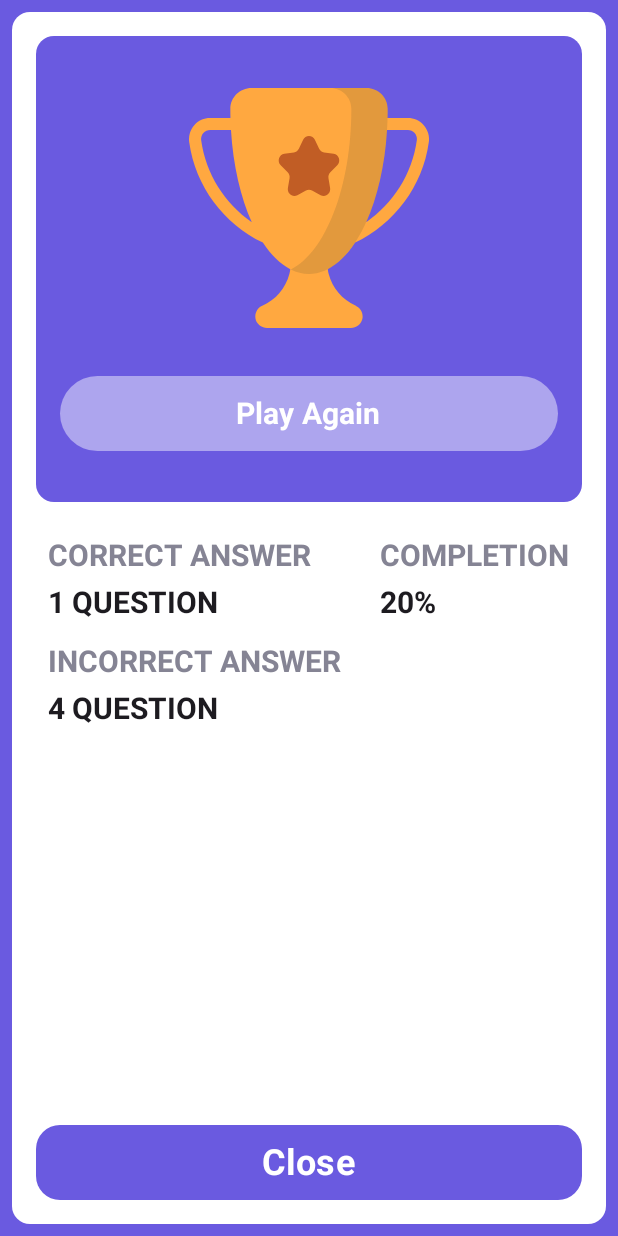
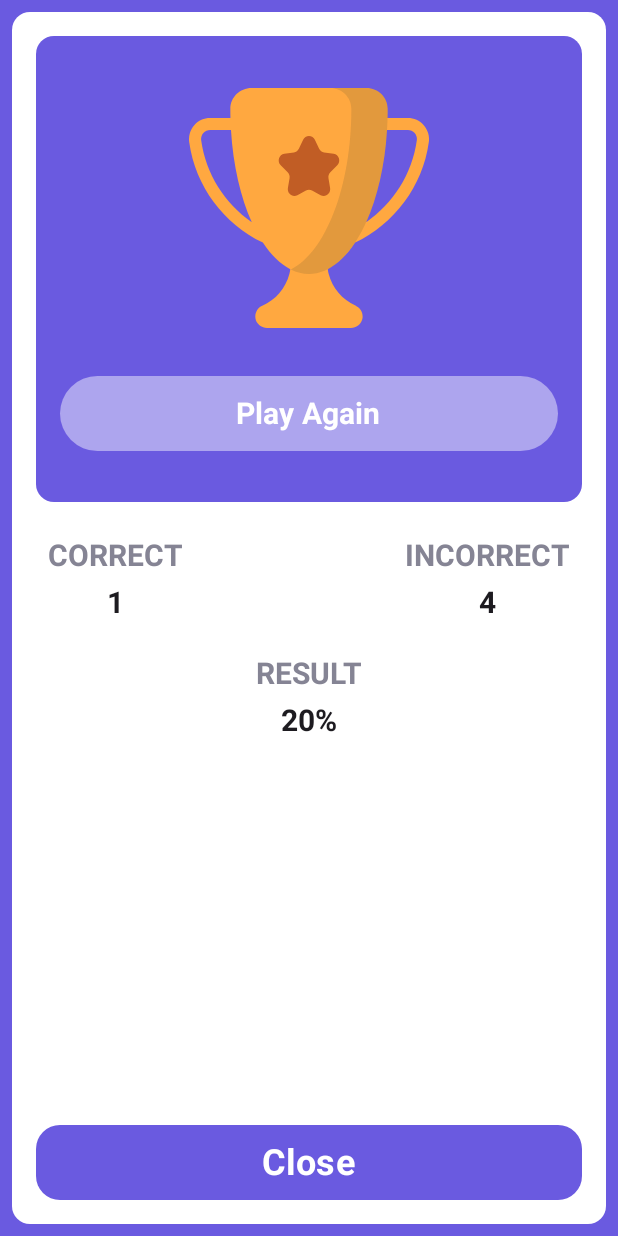
Before and after one commit to harijoshi07/Quizzle, an Android app built with Jetpack Compose: the @Preview function QuizResultScreenPreview, on a phone screen of 412 x 824 dp. Run offline under Robolectric (Android 15) with nearby library versions, the phone set to English and light mode, and no system bars; Roboto replaces fonts that are not available here.

Commit message:
refactor: update quiz result screen

```diff
--- a/app/src/main/java/com/example/quizgame/ui/screen/quiz/QuizResultScreen.kt
+++ b/app/src/main/java/com/example/quizgame/ui/screen/quiz/QuizResultScreen.kt
@@ -138,15 +138,19 @@ fun BoxResult(
         Column(modifier = Modifier.padding(8.dp)) {
 
             Row {
-                TextResult(title = "CORRECT ANSWER", value = "$correctAnswer QUESTION")
+                TextResult(title = "CORRECT", value = "$correctAnswer")
                 Spacer(modifier = Modifier.weight(1f))
+                TextResult(title = "INCORRECT", value = "${size - correctAnswer}")
+
+            }
+            Spacer(modifier = Modifier.height(24.dp))
+
+            Row(horizontalArrangement = Arrangement.Center, modifier = Modifier.fillMaxWidth()) {
                 TextResult(
-                    title = "COMPLETION",
+                    title = "RESULT",
                     value = "${if (correctAnswer == 0) 0 else (correctAnswer * 100) / size}%"
                 )
             }
-            Spacer(modifier = Modifier.height(16.dp))
-            TextResult(title = "INCORRECT ANSWER", value = "${size - correctAnswer} QUESTION")
         }
     }
 }
@@ -158,7 +162,7 @@ fun TextResult(
     modifier: Modifier = Modifier
 ) {
 
-    Column {
+    Column(horizontalAlignment = Alignment.CenterHorizontally) {
 
         Text(
             text = title,
```
